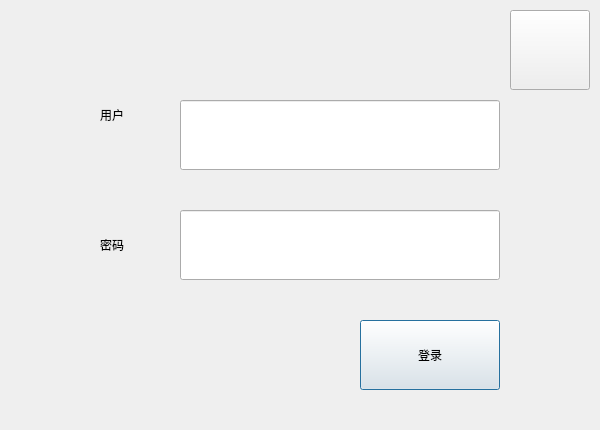
Above: src/XMusic/ui/logindlg.ui from 1028417/XMusic before the change. Below: the same form after it.
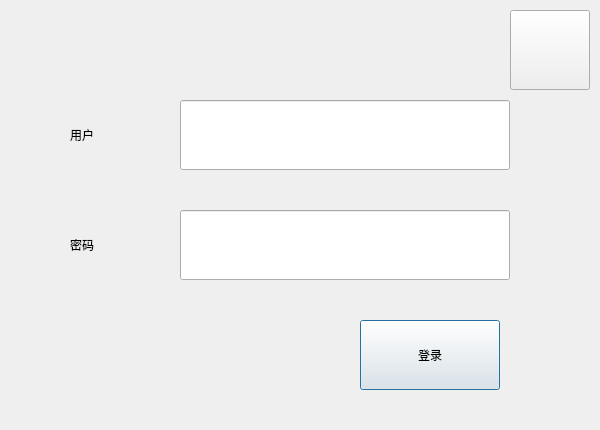
That is the form after the change. Icons and pictures are not drawn. Custom widgets are drawn as their Qt base class.

```diff
--- a/src/XMusic/ui/logindlg.ui
+++ b/src/XMusic/ui/logindlg.ui
@@ -18,7 +18,7 @@
     <rect>
      <x>180</x>
      <y>100</y>
-     <width>320</width>
+     <width>330</width>
      <height>70</height>
     </rect>
    </property>
@@ -93,7 +93,7 @@
     <rect>
      <x>180</x>
      <y>210</y>
-     <width>320</width>
+     <width>330</width>
      <height>70</height>
     </rect>
    </property>
@@ -110,8 +110,8 @@
   <widget class="CLabel" name="labelUser">
    <property name="geometry">
     <rect>
-     <x>100</x>
-     <y>80</y>
+     <x>70</x>
+     <y>100</y>
      <width>100</width>
      <height>70</height>
     </rect>
@@ -123,9 +123,9 @@
   <widget class="CLabel" name="labelPwd">
    <property name="geometry">
     <rect>
-     <x>100</x>
+     <x>70</x>
      <y>210</y>
-     <width>80</width>
+     <width>100</width>
      <height>70</height>
     </rect>
    </property>
```
